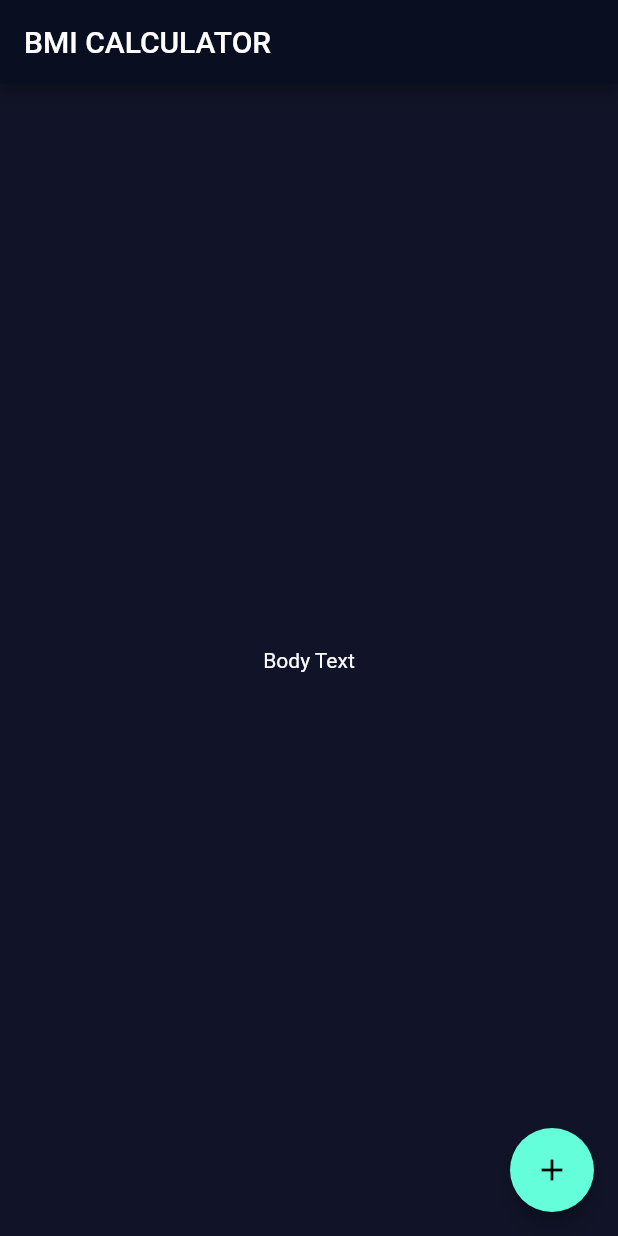
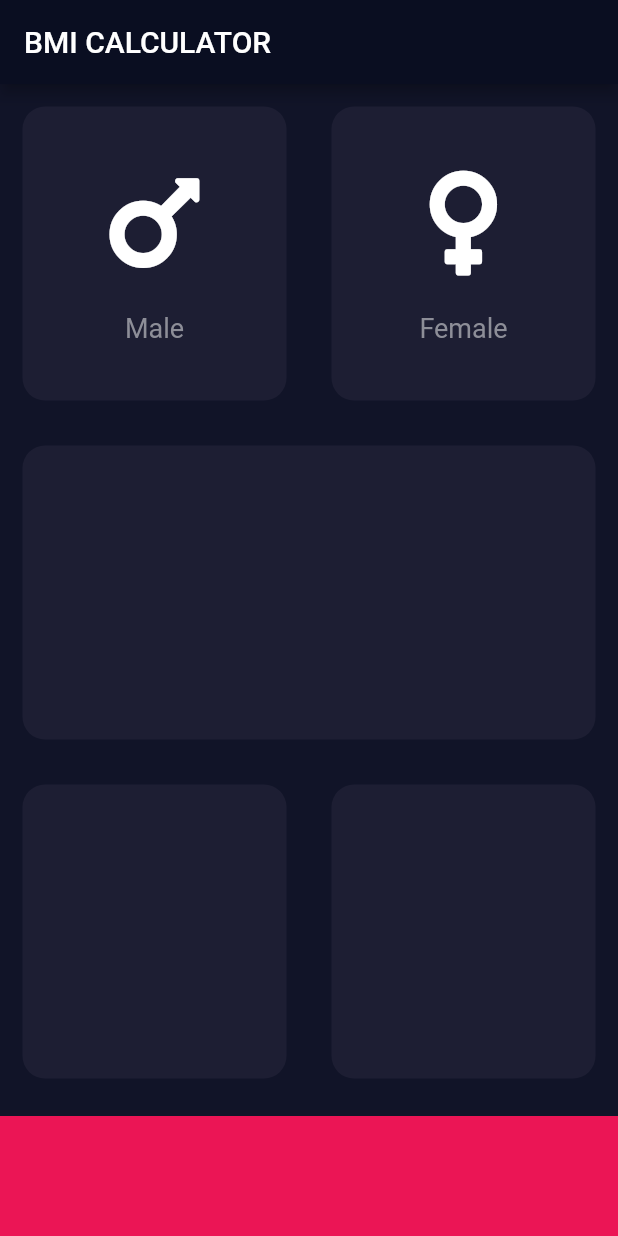
Before and after one commit to udaykumaruking/Angela-Yu-Flutter, a Flutter app: the screen it shows after launch, on a phone screen of 412 x 824 dp. Run offline on Flutter 3.47's test engine with Material 2 defaults, Android fonts, the phone set to English and light mode, and no system bars; our stand-ins replace audioplayers, font_awesome_flutter, rflutter_alert.

Commit message:
Refractored code

```diff
--- /dev/null
+++ b/bmi-calculator-flutter/lib/icon_content.dart
@@ -0,0 +1,31 @@
+import 'package:flutter/material.dart';
+
+const labelTextStyle = TextStyle(
+  color: Color(0xff8d8e98),
+  fontSize: 18,
+);
+
+class IconContent extends StatelessWidget {
+  IconContent({@required this.icon, @required this.label});
+  final IconData icon;
+  final String label;
+  @override
+  Widget build(BuildContext context) {
+    return Column(
+      mainAxisAlignment: MainAxisAlignment.center,
+      children: [
+        Icon(
+          icon,
+          size: 80.0,
+        ),
+        SizedBox(
+          height: 20,
+        ),
+        Text(
+          label,
+          style: labelTextStyle,
+        ),
+      ],
+    );
+  }
+}
--- a/bmi-calculator-flutter/lib/input_page.dart
+++ b/bmi-calculator-flutter/lib/input_page.dart
@@ -1,4 +1,12 @@
 import 'package:flutter/material.dart';
+import 'package:font_awesome_flutter/font_awesome_flutter.dart';
+
+import 'reusable_card.dart';
+import 'icon_content.dart';
+
+const bottomContainerHeight = 80.0;
+const cardColor = Color(0xff1d1e33);
+const bottomContainerColor = Color(0xffeb1555);
 
 class InputPage extends StatefulWidget {
   @override
@@ -12,12 +20,62 @@ class _InputPageState extends State<InputPage> {
       appBar: AppBar(
         title: Text('BMI CALCULATOR'),
       ),
-      body: Center(
-        child: Text('Body Text'),
-      ),
-      floatingActionButton: FloatingActionButton(
-        onPressed: () {},
-        child: Icon(Icons.add),
+      body: Column(
+        children: [
+          Expanded(
+            child: Row(
+              children: [
+                Expanded(
+                  child: ReusableCard(
+                    colour: cardColor,
+                    cardChild: IconContent(
+                      icon: (FontAwesomeIcons.mars),
+                      label: 'Male',
+                    ),
+                  ),
+                ),
+                Expanded(
+                  child: ReusableCard(
+                    colour: cardColor,
+                    cardChild: IconContent(
+                      icon: (FontAwesomeIcons.venus),
+                      label: 'Female',
+                    ),
+                  ),
+                ),
+              ],
+            ),
+          ),
+          Expanded(
+            child: ReusableCard(
+              colour: cardColor,
+            ),
+          ),
+          Expanded(
+            child: Row(
+              children: [
+                Expanded(
+                  child: ReusableCard(
+                    colour: cardColor,
+                  ),
+                ),
+                Expanded(
+                  child: ReusableCard(
+                    colour: cardColor,
+                  ),
+                ),
+              ],
+            ),
+          ),
+          Container(
+            color: bottomContainerColor,
+            margin: EdgeInsets.only(
+              top: 10.0,
+            ),
+            width: double.infinity,
+            height: bottomContainerHeight,
+          ),
+        ],
       ),
     );
   }
--- /dev/null
+++ b/bmi-calculator-flutter/lib/reusable_card.dart
@@ -0,0 +1,23 @@
+import 'package:flutter/material.dart';
+
+class ReusableCard extends StatelessWidget {
+  ReusableCard({@required this.colour, this.cardChild});
+  final Color colour;
+  final Widget cardChild;
+
+  @override
+  Widget build(BuildContext context) {
+    return Container(
+      margin: EdgeInsets.all(15.0),
+      decoration: BoxDecoration(
+        color: Color(
+          0xff1d1e33,
+        ),
+        borderRadius: BorderRadius.circular(
+          15.0,
+        ),
+      ),
+      child: cardChild,
+    );
+  }
+}
--- a/bmi-calculator-flutter/pubspec.yaml
+++ b/bmi-calculator-flutter/pubspec.yaml
@@ -4,13 +4,14 @@ description: A new Flutter application.
 version: 1.0.0+1
 
 environment:
-  sdk: ">=2.1.0 <3.0.0"
+  sdk: '>=2.1.0 <3.0.0'
 
 dependencies:
   flutter:
     sdk: flutter
 
   cupertino_icons: ^0.1.2
+  font_awesome_flutter: ^9.0.0
 
 dev_dependencies:
   flutter_test:
```
